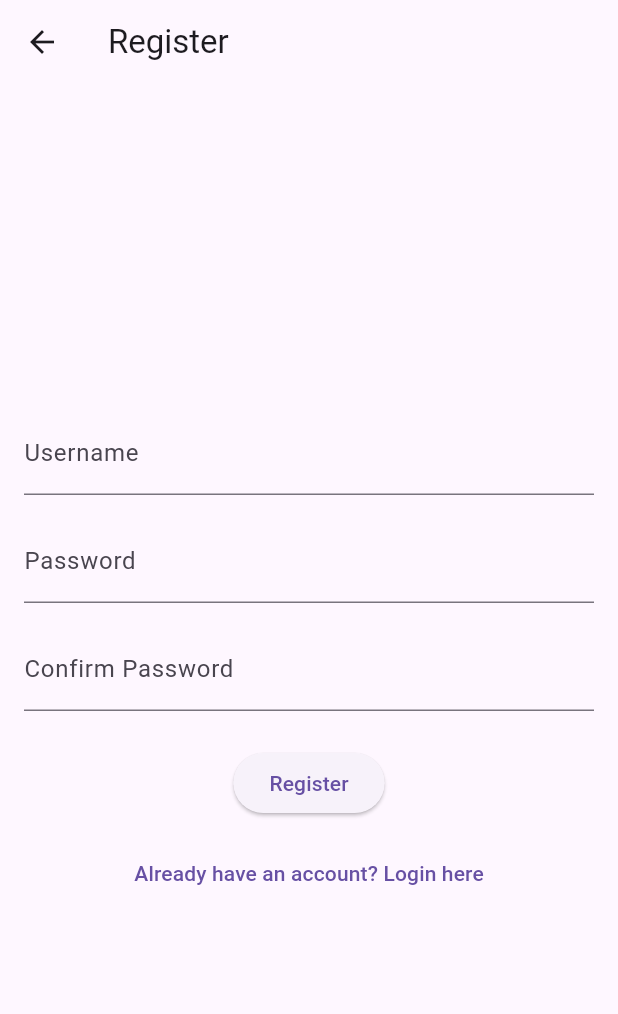
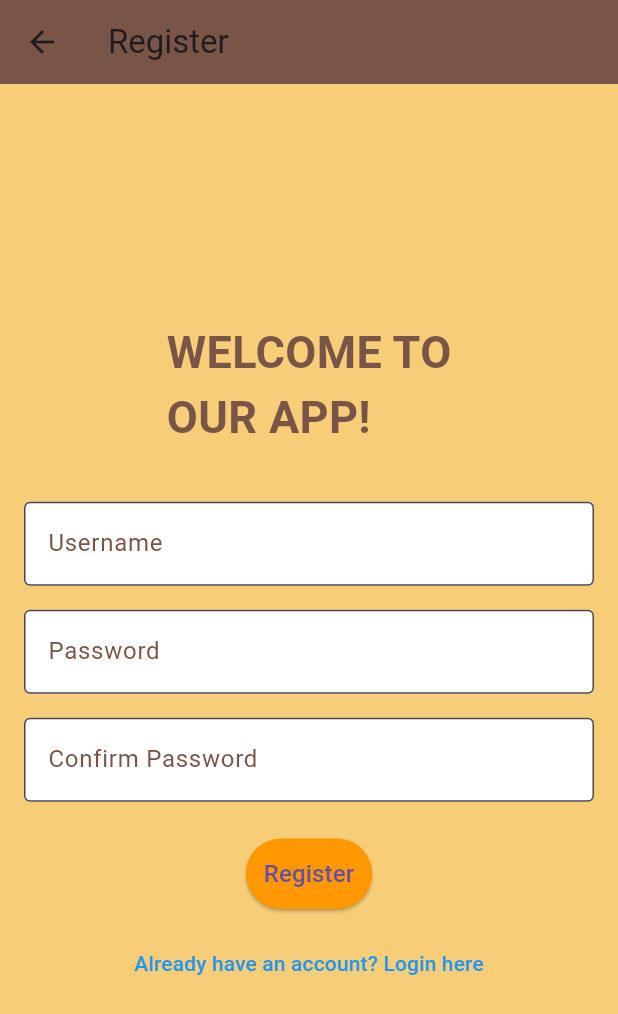
Before and after one commit to Naiim-Hassouna/mobileproj-bash-mankoush, a Flutter app: the screen it shows after launch, after a tap on an icon or button, on a phone screen of 412 x 824 dp. Shown: the top 1014 px of the screen. Run offline on Flutter 3.47's test engine with Material 3 defaults, Android fonts, the phone set to English and light mode, and no system bars; network calls fail.

Commit message:
styling login register pages

```diff
--- a/lib/login.dart
+++ b/lib/login.dart
@@ -1,7 +1,20 @@
-
 import 'dart:convert';
 import 'package:flutter/material.dart';
 import 'package:http/http.dart' as http;
+
+void main() {
+  runApp(MyApp());
+}
+
+class MyApp extends StatelessWidget {
+  @override
+  Widget build(BuildContext context) {
+    return MaterialApp(
+      title: 'My App',
+      home: LoginPage(),
+    );
+  }
+}
 
 class LoginPage extends StatelessWidget {
   final TextEditingController usernameController = TextEditingController();
@@ -28,7 +41,7 @@ class LoginPage extends StatelessWidget {
       final Map<String, dynamic> data = json.decode(response.body);
 
       if (data['success']) {
-        // Login successful, navigate to the home screen or do any other actions
+        // Login successful, navigate to the home screen or perform any other actions
         Navigator.pushReplacementNamed(context, '/home');
       } else {
         // Login failed, display an error message
@@ -60,16 +73,33 @@ class LoginPage extends StatelessWidget {
     return Scaffold(
       appBar: AppBar(
         title: Text('Login'),
+        backgroundColor: Colors.brown,
       ),
+      backgroundColor: const Color.fromRGBO(247, 205, 120, 100),
       body: Padding(
         padding: const EdgeInsets.all(16.0),
         child: Column(
           mainAxisAlignment: MainAxisAlignment.center,
           children: [
+            Text(
+              'WELCOME BACK!',
+              style: TextStyle(
+                color: Colors.brown,
+                fontWeight: FontWeight.bold,
+                fontSize: 30.0,
+              ),
+            ),
+            SizedBox(height: 35.0),
             TextField(
               controller: usernameController,
               decoration: InputDecoration(
                 labelText: 'Username',
+                labelStyle: TextStyle(color: Colors.brown),
+                filled: true,
+                fillColor: Colors.white,
+                border: OutlineInputBorder(
+                  borderSide: BorderSide(color: Colors.brown),
+                ),
               ),
             ),
             SizedBox(height: 16.0),
@@ -78,6 +108,12 @@ class LoginPage extends StatelessWidget {
               obscureText: true,
               decoration: InputDecoration(
                 labelText: 'Password',
+                labelStyle: TextStyle(color: Colors.brown),
+                filled: true,
+                fillColor: Colors.white,
+                border: OutlineInputBorder(
+                  borderSide: BorderSide(color: Colors.brown),
+                ),
               ),
             ),
             SizedBox(height: 24.0),
@@ -85,14 +121,21 @@ class LoginPage extends StatelessWidget {
               onPressed: () {
                 loginUser(context);
               },
-              child: Text('Login'),
+              style: ElevatedButton.styleFrom(
+                backgroundColor: Colors.orange,
+                padding: EdgeInsets.all(12.0),
+              ),
+              child: Text('Login', style: TextStyle(fontSize: 16.0)),
             ),
             SizedBox(height: 12.0),
             TextButton(
               onPressed: () {
                 Navigator.of(context).pushNamed("/register");
               },
-              child: Text('Don\'t have an account? Register here'),
+              child: Text(
+                'Don\'t have an account? Register here',
+                style: TextStyle(color: Colors.blue),
+              ),
             ),
           ],
         ),
--- a/lib/register.dart
+++ b/lib/register.dart
@@ -94,16 +94,33 @@ class RegisterPage extends StatelessWidget {
     return Scaffold(
       appBar: AppBar(
         title: Text('Register'),
+        backgroundColor: Colors.brown,
       ),
+      backgroundColor: const Color.fromRGBO(247, 205, 120, 100),
       body: Padding(
         padding: const EdgeInsets.all(16.0),
         child: Column(
           mainAxisAlignment: MainAxisAlignment.center,
           children: [
+            Text(
+              'WELCOME TO\nOUR APP!',
+              style: TextStyle(
+                color: Colors.brown,
+                fontWeight: FontWeight.bold,
+                fontSize: 30.0,
+              ),
+            ),
+            SizedBox(height: 35.0),
             TextField(
               controller: usernameController,
               decoration: InputDecoration(
                 labelText: 'Username',
+                labelStyle: TextStyle(color: Colors.brown),
+                filled: true,
+                fillColor: Colors.white,
+                border: OutlineInputBorder(
+                  borderSide: BorderSide(color: Colors.brown),
+                ),
               ),
             ),
             SizedBox(height: 16.0),
@@ -112,6 +129,12 @@ class RegisterPage extends StatelessWidget {
               obscureText: true,
               decoration: InputDecoration(
                 labelText: 'Password',
+                labelStyle: TextStyle(color: Colors.brown),
+                filled: true,
+                fillColor: Colors.white,
+                border: OutlineInputBorder(
+                  borderSide: BorderSide(color: Colors.brown),
+                ),
               ),
             ),
             SizedBox(height: 16.0),
@@ -120,6 +143,12 @@ class RegisterPage extends StatelessWidget {
               obscureText: true,
               decoration: InputDecoration(
                 labelText: 'Confirm Password',
+                labelStyle: TextStyle(color: Colors.brown),
+                filled: true,
+                fillColor: Colors.white,
+                border: OutlineInputBorder(
+                  borderSide: BorderSide(color: Colors.brown),
+                ),
               ),
             ),
             SizedBox(height: 24.0),
@@ -127,14 +156,20 @@ class RegisterPage extends StatelessWidget {
               onPressed: () {
                 registerUser(context);
               },
-              child: Text('Register'),
+              style: ElevatedButton.styleFrom(
+                backgroundColor: Colors.orange,
+                padding: EdgeInsets.all(12.0),
+              ),
+              child: Text('Register', style: TextStyle(fontSize: 16.0)),
             ),
             SizedBox(height: 12.0),
             TextButton(
               onPressed: () {
                 Navigator.pushReplacementNamed(context, '/login');
               },
-              child: Text('Already have an account? Login here'),
+              child: Text('Already have an account? Login here',
+                style: TextStyle(color: Colors.blue),
+              ),
             ),
           ],
         ),
```
